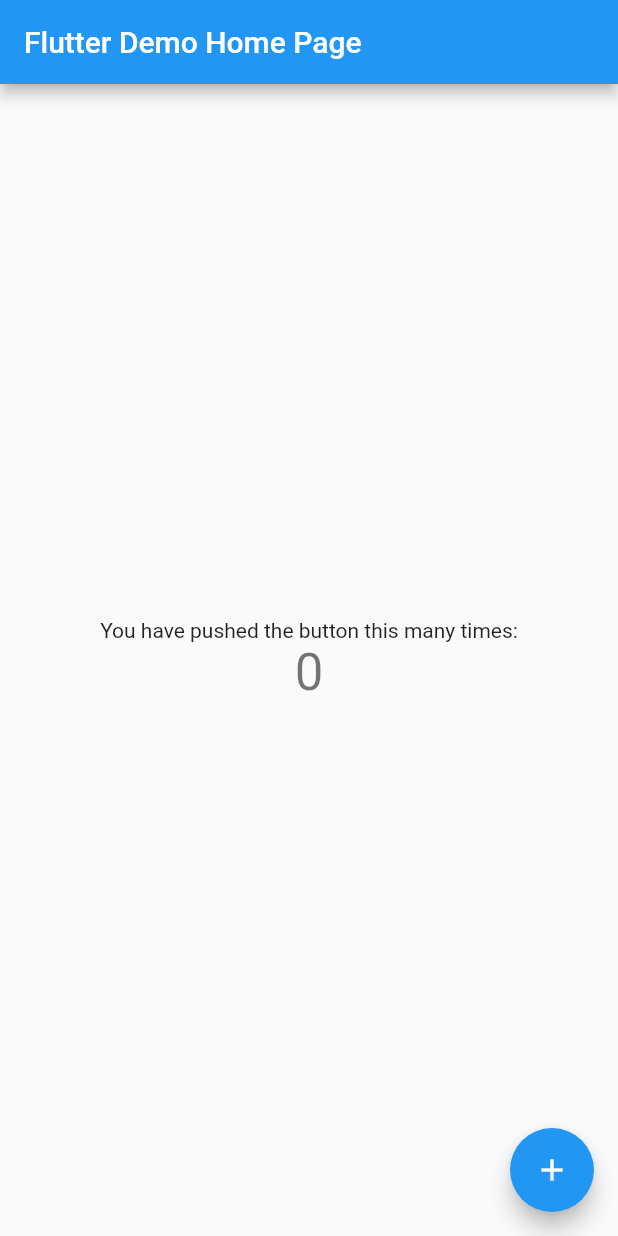
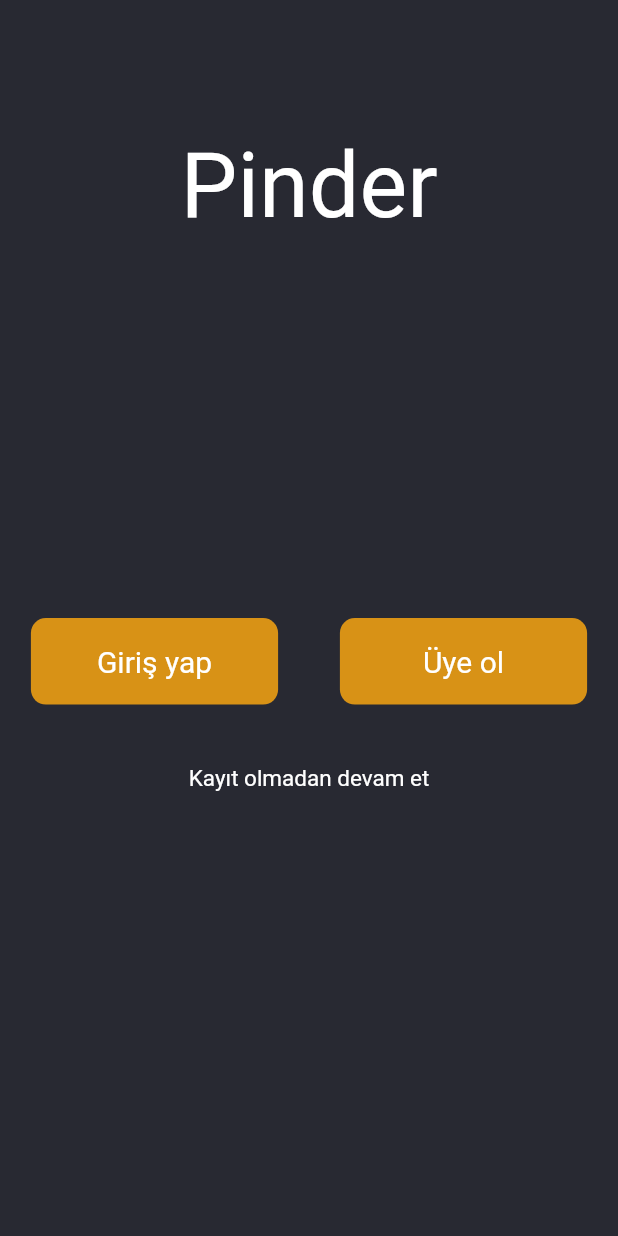
Before and after one commit to SAP-team/frontendpinder, a Flutter app: the screen it shows after launch, on a phone screen of 412 x 824 dp. Run offline on Flutter 3.47's test engine with Material 2 defaults, Android fonts, the light colour scheme and no system bars; drawn by our look-alikes of auto_size_text.

Commit message:
auth main page

```diff
--- /dev/null
+++ b/lib/authpage.dart
@@ -0,0 +1,99 @@
+import 'package:auto_size_text/auto_size_text.dart';
+import 'package:flutter/material.dart';
+
+class AuthMainPage extends StatefulWidget {
+  AuthMainPage({Key key}) : super(key: key);
+
+  @override
+  _AuthMainPageState createState() => _AuthMainPageState();
+}
+
+class _AuthMainPageState extends State<AuthMainPage> {
+  @override
+  Widget build(BuildContext context) {
+    return Scaffold(
+      backgroundColor: Color.fromRGBO(40, 41, 50, 100),
+      body: SafeArea(
+        child: Column(
+          children: [
+            Container(
+              width: MediaQuery.of(context).size.width,
+              height: MediaQuery.of(context).size.height * .3,
+              padding: EdgeInsets.all(20),
+              child: Center(
+                child: AutoSizeText(
+                  "Pinder",
+                  minFontSize: 1,
+                  maxLines: 1,
+                  style: TextStyle(color: Colors.white, fontSize: 60),
+                ),
+              ),
+            ),
+            SizedBox(
+              height: MediaQuery.of(context).size.height * .2,
+            ),
+            Row(
+              mainAxisAlignment: MainAxisAlignment.spaceAround,
+              children: [
+                GestureDetector(
+                  onTap: () {},
+                  child: Container(
+                    width: MediaQuery.of(context).size.width * .4,
+                    height: MediaQuery.of(context).size.height * .07,
+                    decoration: BoxDecoration(
+                        borderRadius: BorderRadius.all(Radius.circular(10)),
+                        color: Color.fromRGBO(216, 146, 22, 100)),
+                    child: Center(
+                      child: AutoSizeText(
+                        "Giriş yap",
+                        minFontSize: 1,
+                        maxLines: 1,
+                        style: TextStyle(color: Colors.white, fontSize: 20),
+                      ),
+                    ),
+                  ),
+                ),
+                GestureDetector(
+                  onTap: () {},
+                  child: Container(
+                    width: MediaQuery.of(context).size.width * .4,
+                    height: MediaQuery.of(context).size.height * .07,
+                    decoration: BoxDecoration(
+                        borderRadius: BorderRadius.all(Radius.circular(10)),
+                        color: Color.fromRGBO(216, 146, 22, 100)),
+                    child: Center(
+                      child: AutoSizeText(
+                        "Üye ol",
+                        minFontSize: 1,
+                        maxLines: 1,
+                        style: TextStyle(color: Colors.white, fontSize: 20),
+                      ),
+                    ),
+                  ),
+                )
+              ],
+            ),
+            SizedBox(
+              height: MediaQuery.of(context).size.height * .025,
+            ),
+            GestureDetector(
+              onTap: () {},
+              child: Container(
+                width: MediaQuery.of(context).size.width * .4,
+                height: MediaQuery.of(context).size.height * .07,
+                child: Center(
+                  child: AutoSizeText(
+                    "Kayıt olmadan devam et",
+                    minFontSize: 1,
+                    maxLines: 1,
+                    style: TextStyle(color: Colors.white, fontSize: 60),
+                  ),
+                ),
+              ),
+            ),
+          ],
+        ),
+      ),
+    );
+  }
+}
--- a/lib/main.dart
+++ b/lib/main.dart
@@ -1,113 +1,19 @@
 import 'package:flutter/material.dart';
+import 'package:pinder/authpage.dart';
 
 void main() {
   runApp(MyApp());
 }
 
 class MyApp extends StatelessWidget {
-  // This widget is the root of your application.
   @override
   Widget build(BuildContext context) {
     return MaterialApp(
-      title: 'Flutter Demo',
-      theme: ThemeData(
-        // This is the theme of your application.
-        //
-        // Try running your application with "flutter run". You'll see the
-        // application has a blue toolbar. Then, without quitting the app, try
-        // changing the primarySwatch below to Colors.green and then invoke
-        // "hot reload" (press "r" in the console where you ran "flutter run",
-        // or simply save your changes to "hot reload" in a Flutter IDE).
-        // Notice that the counter didn't reset back to zero; the application
-        // is not restarted.
-        primarySwatch: Colors.blue,
-      ),
-      home: MyHomePage(title: 'Flutter Demo Home Page'),
+      title: 'Pinder',
+      initialRoute: '/',
+      routes: {
+        '/': (context) => AuthMainPage(),
+      },
     );
   }
 }
-
-class MyHomePage extends StatefulWidget {
-  MyHomePage({Key key, this.title}) : super(key: key);
-
-  // This widget is the home page of your application. It is stateful, meaning
-  // that it has a State object (defined below) that contains fields that affect
-  // how it looks.
-
-  // This class is the configuration for the state. It holds the values (in this
-  // case the title) provided by the parent (in this case the App widget) and
-  // used by the build method of the State. Fields in a Widget subclass are
-  // always marked "final".
-
-  final String title;
-
-  @override
-  _MyHomePageState createState() => _MyHomePageState();
-}
-
-class _MyHomePageState extends State<MyHomePage> {
-  int _counter = 0;
-
-  void _incrementCounter() {
-    setState(() {
-      // This call to setState tells the Flutter framework that something has
-      // changed in this State, which causes it to rerun the build method below
-      // so that the display can reflect the updated values. If we changed
-      // _counter without calling setState(), then the build method would not be
-      // called again, and so nothing would appear to happen.
-      _counter++;
-    });
-  }
-
-  @override
-  Widget build(BuildContext context) {
-    // This method is rerun every time setState is called, for instance as done
-    // by the _incrementCounter method above.
-    //
-    // The Flutter framework has been optimized to make rerunning build methods
-    // fast, so that you can just rebuild anything that needs updating rather
-    // than having to individually change instances of widgets.
-    return Scaffold(
-      appBar: AppBar(
-        // Here we take the value from the MyHomePage object that was created by
-        // the App.build method, and use it to set our appbar title.
-        title: Text(widget.title),
-      ),
-      body: Center(
-        // Center is a layout widget. It takes a single child and positions it
-        // in the middle of the parent.
-        child: Column(
-          // Column is also a layout widget. It takes a list of children and
-          // arranges them vertically. By default, it sizes itself to fit its
-          // children horizontally, and tries to be as tall as its parent.
-          //
-          // Invoke "debug painting" (press "p" in the console, choose the
-          // "Toggle Debug Paint" action from the Flutter Inspector in Android
-          // Studio, or the "Toggle Debug Paint" command in Visual Studio Code)
-          // to see the wireframe for each widget.
-          //
-          // Column has various properties to control how it sizes itself and
-          // how it positions its children. Here we use mainAxisAlignment to
-          // center the children vertically; the main axis here is the vertical
-          // axis because Columns are vertical (the cross axis would be
-          // horizontal).
-          mainAxisAlignment: MainAxisAlignment.center,
-          children: <Widget>[
-            Text(
-              'You have pushed the button this many times:',
-            ),
-            Text(
-              '$_counter',
-              style: Theme.of(context).textTheme.headline4,
-            ),
-          ],
-        ),
-      ),
-      floatingActionButton: FloatingActionButton(
-        onPressed: _incrementCounter,
-        tooltip: 'Increment',
-        child: Icon(Icons.add),
-      ), // This trailing comma makes auto-formatting nicer for build methods.
-    );
-  }
-}
--- a/pubspec.yaml
+++ b/pubspec.yaml
@@ -21,6 +21,11 @@
   sdk: ">=2.7.0 <3.0.0"
 
 dependencies:
+  flutter_bloc: ^7.0.0
+  get_storage: ^2.0.1
+  auto_size_text: ^2.1.0
+  bloc: ^7.0.0
+
   flutter:
     sdk: flutter
 
```
Also changed, not shown: pubspec.lock, 3 other files.
